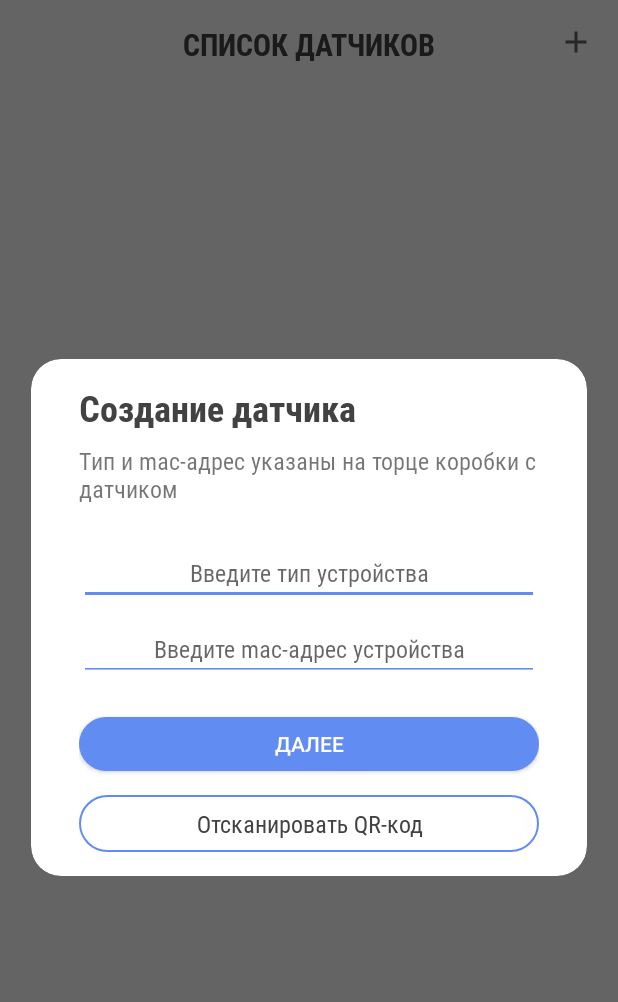
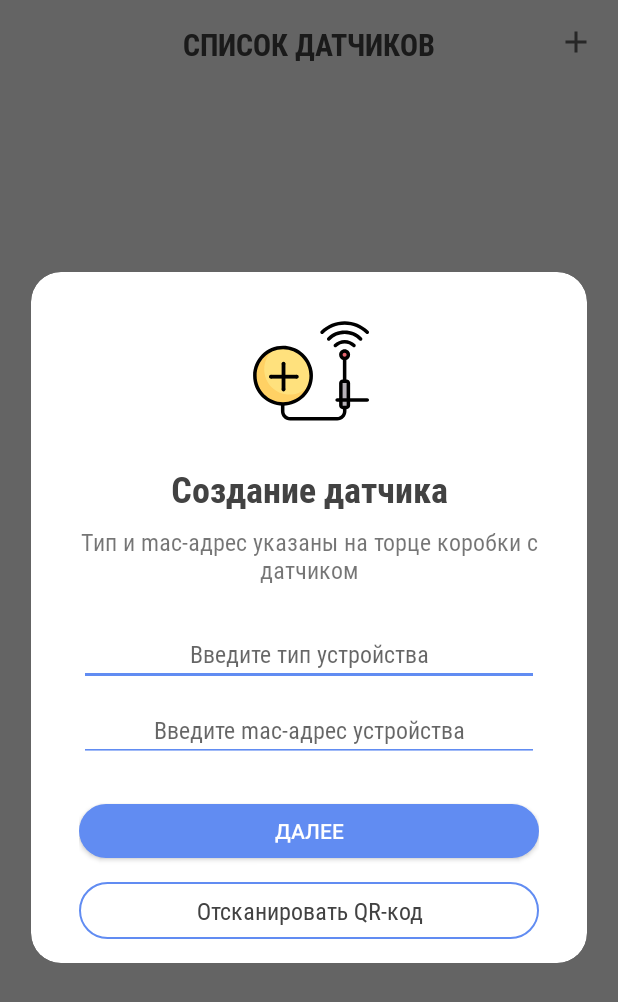
Before and after one commit to Foxek/iNature, an Android app: the screen it shows after launch (SensorActivity), after a tap on an icon or button, on a phone screen of 412 x 824 dp. Shown: the top 1002 px of the screen. Run offline under Robolectric (Android 15) with nearby library versions, the phone set to English and light mode, and no system bars; our stand-ins replace ButterKnife, Dagger/Hilt's generated code, Room's generated code, RxJava.

Commit message:
Redesign edit and create dialog view. Handle Retrofit Error

```diff
--- a/app/build.gradle
+++ b/app/build.gradle
@@ -29,6 +29,7 @@ dependencies {
     implementation 'com.android.support:design:28.0.0'
 
     implementation 'com.jakewharton:butterknife:8.8.1'
+    implementation 'com.android.support:support-v4:28.0.0'
     annotationProcessor 'com.jakewharton:butterknife-compiler:8.8.1'
 
     implementation 'com.google.dagger:dagger:2.16'
--- a/app/src/main/java/com/foxek/inature/ui/preview/PreviewInteractor.java
+++ b/app/src/main/java/com/foxek/inature/ui/preview/PreviewInteractor.java
@@ -13,6 +13,7 @@ import java.util.List;
 import javax.inject.Inject;
 
 import io.reactivex.Completable;
+import io.reactivex.Observable;
 import io.reactivex.Single;
 
 public class PreviewInteractor implements PreviewMvpInteractor {
@@ -42,6 +43,8 @@ public class PreviewInteractor implements PreviewMvpInteractor {
                     }
                     return sensorResponse;
                 });
+//                .onErrorResumeNext(throwable -> Single.error(new RuntimeException(" ")));
+//                .onErrorResumeNext(Single.error(new RuntimeException("NoSensor")));
     }
 
     @Override
--- /dev/null
+++ b/app/src/main/res/drawable/ic_add_sensor_icon.xml
@@ -0,0 +1,55 @@
+<vector xmlns:android="http://schemas.android.com/apk/res/android"
+    android:width="512dp"
+    android:height="512dp"
+    android:viewportWidth="512"
+    android:viewportHeight="512">
+  <path
+      android:pathData="M416.1,312h-16c-4.4,0 -8,3.6 -8,8v72v24c0,4.4 3.6,8 8,8h16c4.4,0 8,-3.6 8,-8v-96C424.1,315.6 420.6,312 416.1,312z"
+      android:fillColor="#B7B2B8"/>
+  <path
+      android:pathData="M408.1,200m-16,0a16,16 0,1 1,32 0a16,16 0,1 1,-32 0"
+      android:fillColor="#E6646E"/>
+  <path
+      android:fillColor="#FF000000"
+      android:pathData="M504.5,384.8h-73v-64.6c0,-8.6 -7,-15.5 -15.5,-15.5h-0.5v-82.4c9.3,-3.1 16,-11.9 16,-22.3c0,-13 -10.6,-23.5 -23.5,-23.5c-13,0 -23.5,10.6 -23.5,23.5c0,10.4 6.7,19.2 16,22.3v82.4H400c-8.6,0 -15.5,7 -15.5,15.5v64.6h-8.2c-4.1,0 -7.5,3.4 -7.5,7.5s3.4,7.5 7.5,7.5h8.2v16.5c0,8.6 7,15.5 15.5,15.5h0.9v8.5c0,13.5 -11,24.6 -24.6,24.6H175.8c-13.5,0 -24.6,-11 -24.6,-24.6V401c-5,-0.3 -10,-0.2 -15,-0.1v39.5c0,21.8 17.7,39.6 39.6,39.6h200.4c21.8,0 39.6,-17.7 39.6,-39.6v-8.5h0.2c8.6,0 15.5,-7 15.5,-15.5v-16.5h73c4.1,0 7.5,-3.4 7.5,-7.5C512,388.1 508.6,384.8 504.5,384.8zM399.4,199.9c0,-4.7 3.8,-8.5 8.5,-8.5s8.5,3.8 8.5,8.5s-3.8,8.5 -8.5,8.5C403.3,208.4 399.4,204.6 399.4,199.9zM399.4,320.1c0,-0.3 0.2,-0.5 0.5,-0.5h16c0.3,0 0.5,0.2 0.5,0.5v64.6h-17.1v-64.6H399.4zM416.5,416.3c0,0.3 -0.2,0.5 -0.5,0.5h-16c-0.3,0 -0.5,-0.2 -0.5,-0.5v-16.5h17.1v16.5H416.5z"/>
+  <path
+      android:fillColor="#FF000000"
+      android:pathData="M363.2,154.9c-2.9,2.9 -2.9,7.7 0,10.6c1.5,1.5 3.4,2.2 5.3,2.2s3.8,-0.7 5.3,-2.2c9.2,-9.2 21.4,-14.2 34.4,-14.2s25.2,5.1 34.4,14.2c2.9,2.9 7.7,2.9 10.6,0s2.9,-7.7 0,-10.6c-12,-12 -28,-18.6 -45,-18.6C391.1,136.3 375.2,142.9 363.2,154.9z"/>
+  <path
+      android:fillColor="#FF000000"
+      android:pathData="M476.2,139.4c1.9,0 3.8,-0.7 5.3,-2.2c2.9,-2.9 2.9,-7.7 0,-10.6c-19.6,-19.6 -45.6,-30.4 -73.3,-30.4s-53.7,10.8 -73.3,30.4c-2.9,2.9 -2.9,7.7 0,10.6s7.7,2.9 10.6,0c16.8,-16.8 39,-26 62.7,-26s46,9.2 62.7,26C472.3,138.6 474.2,139.4 476.2,139.4z"/>
+  <path
+      android:fillColor="#FF000000"
+      android:pathData="M317.1,108.8c24.3,-24.3 56.7,-37.7 91.1,-37.7s66.7,13.4 91.1,37.7c1.5,1.5 3.4,2.2 5.3,2.2s3.8,-0.7 5.3,-2.2c2.9,-2.9 2.9,-7.7 0,-10.6C482.7,71 446.6,56.1 408.2,56.1s-74.5,15 -101.7,42.1c-2.9,2.9 -2.9,7.7 0,10.6C309.4,111.8 314.2,111.8 317.1,108.8z"/>
+  <path
+      android:pathData="M142.3,292m-120.2,0a120.2,120.2 0,1 1,240.4 0a120.2,120.2 0,1 1,-240.4 0"
+      android:fillColor="#FFE17D"/>
+  <path
+      android:pathData="M173.3,369.3C113.5,369.3 65,320.8 65,261c0,-35.3 17,-66.6 43.1,-86.3C59.9,190.3 25,235.6 25,289.1c0,66.4 53.8,120.2 120.2,120.2c53.5,0 98.8,-34.9 114.4,-83.2C239.8,352.3 208.6,369.3 173.3,369.3z"
+      android:fillColor="#FFD164"/>
+  <path
+      android:fillColor="#FF000000"
+      android:pathData="M272,272.5c-0.9,-5.8 -2.8,-11.6 -3.7,-17.5c-14.9,-54 -64.5,-93.7 -123.1,-93.7c-70.4,0 -127.7,57.3 -127.7,127.7s57.3,127.7 127.7,127.7S272.9,359.4 272.9,289c0,-5.6 -0.4,-11.1 -1.1,-16.5H272zM145.2,401.8c-62.2,0 -112.7,-50.6 -112.7,-112.7S83,176.4 145.2,176.4S257.9,227 257.9,289.1C257.9,351.3 207.4,401.8 145.2,401.8z"/>
+  <path
+      android:fillColor="#FF000000"
+      android:pathData="M147.3,339.7c-4.4,0 -8.1,3.6 -8.1,8.1s3.6,8.1 8.1,8.1s8.1,-3.6 8.1,-8.1S151.7,339.7 147.3,339.7z"/>
+  <path
+      android:pathData="M147.3,236.8L147.3,348.1"
+      android:strokeWidth="16.2"
+      android:fillColor="#FFFFFF"
+      android:strokeColor="#000000"/>
+  <path
+      android:fillColor="#FF000000"
+      android:pathData="M147.3,229.1c-4.4,0 -8.1,3.6 -8.1,8.1s3.6,8.1 8.1,8.1s8.1,-3.6 8.1,-8.1S151.7,229.1 147.3,229.1z"/>
+  <path
+      android:fillColor="#FF000000"
+      android:pathData="M101.5,293.1c0,-4.4 -3.6,-8.1 -8.1,-8.1s-8.1,3.6 -8.1,8.1s3.6,8.1 8.1,8.1S101.5,297.5 101.5,293.1z"/>
+  <path
+      android:pathData="M204.4,293.1L93.1,293.1"
+      android:strokeWidth="16.2"
+      android:fillColor="#FFFFFF"
+      android:strokeColor="#000000"/>
+  <path
+      android:fillColor="#FF000000"
+      android:pathData="M212.1,293.1c0,-4.4 -3.6,-8.1 -8.1,-8.1s-8.1,3.6 -8.1,8.1s3.6,8.1 8.1,8.1S212.1,297.5 212.1,293.1z"/>
+</vector>
--- a/app/src/main/res/layout/dialog_create.xml
+++ b/app/src/main/res/layout/dialog_create.xml
@@ -10,17 +10,32 @@
     android:paddingEnd="@dimen/dialog_horizontal_padding"
     android:paddingBottom="@dimen/dialog_vertical_padding">
 
+    <ImageView
+        android:id="@+id/dialog_logo"
+        android:layout_width="80dp"
+        android:layout_height="80dp"
+        android:layout_marginStart="8dp"
+        android:layout_marginTop="8dp"
+        android:layout_marginEnd="8dp"
+        app:layout_constraintEnd_toEndOf="parent"
+        app:layout_constraintStart_toStartOf="parent"
+        app:layout_constraintTop_toTopOf="parent"
+        app:srcCompat="@drawable/ic_add_sensor_icon"
+        tools:ignore="ContentDescription" />
+
     <TextView
         android:id="@+id/dialog_title"
         android:layout_width="0dp"
         android:layout_height="wrap_content"
+        android:layout_marginTop="24dp"
         android:fontFamily="@font/roboto_condensed_bold"
         android:text="@string/add_new_sensor_dialog_title"
+        android:textAlignment="center"
         android:textColor="@color/colorDark"
         android:textSize="24sp"
         app:layout_constraintEnd_toEndOf="parent"
         app:layout_constraintStart_toStartOf="parent"
-        app:layout_constraintTop_toTopOf="parent" />
+        app:layout_constraintTop_toBottomOf="@+id/dialog_logo" />
 
     <TextView
         android:id="@+id/dialog_description"
@@ -29,6 +44,7 @@
         android:layout_marginTop="8dp"
         android:fontFamily="@font/roboto_condensed_regular"
         android:text="@string/add_new_sensor_dialog_hint"
+        android:textAlignment="center"
         android:textSize="16sp"
         app:layout_constraintEnd_toEndOf="parent"
         app:layout_constraintStart_toStartOf="parent"
@@ -92,12 +108,12 @@
         android:id="@+id/add_button"
         android:layout_width="0dp"
         android:layout_height="36dp"
-        android:layout_marginTop="24dp"
+        android:layout_marginTop="28dp"
         android:background="@drawable/btn_accent_bg"
         android:text="@string/next_button"
         android:textColor="@android:color/white"
-        app:layout_constraintEnd_toEndOf="parent"
-        app:layout_constraintStart_toStartOf="parent"
+        app:layout_constraintEnd_toEndOf="@+id/mac_edit_text"
+        app:layout_constraintStart_toStartOf="@+id/mac_edit_text"
         app:layout_constraintTop_toBottomOf="@+id/error_hint" />
 
     <TextView
@@ -114,4 +130,5 @@
         app:layout_constraintEnd_toEndOf="parent"
         app:layout_constraintStart_toStartOf="parent"
         app:layout_constraintTop_toBottomOf="@+id/mac_edit_text" />
+
 </android.support.constraint.ConstraintLayout>
--- a/app/src/main/res/values/strings.xml
+++ b/app/src/main/res/values/strings.xml
@@ -55,4 +55,7 @@
 
     <string name="instruction_title_3">Получайте показания</string>
     <string name="instruction_desc_3">Получайте показания со всех вчёаших устройств дистанционно - через сетевой протокол Bluetooth</string>
+
+    <!-- TODO: Remove or change this placeholder text -->
+    <string name="hello_blank_fragment">Hello blank fragment</string>
 </resources>
```
Also changed, not shown: app/src/main/java/com/foxek/inature/ui/preview/PreviewPresenter.java (+11 -1 lines), app/src/main/res/drawable/ic_edit_sensor_icon.xml (added, +54 -0 lines), app/src/main/res/layout/activity_design.xml (added, +146 -0 lines), app/src/main/res/layout/dialog_edit.xml (+19 -1 lines).
